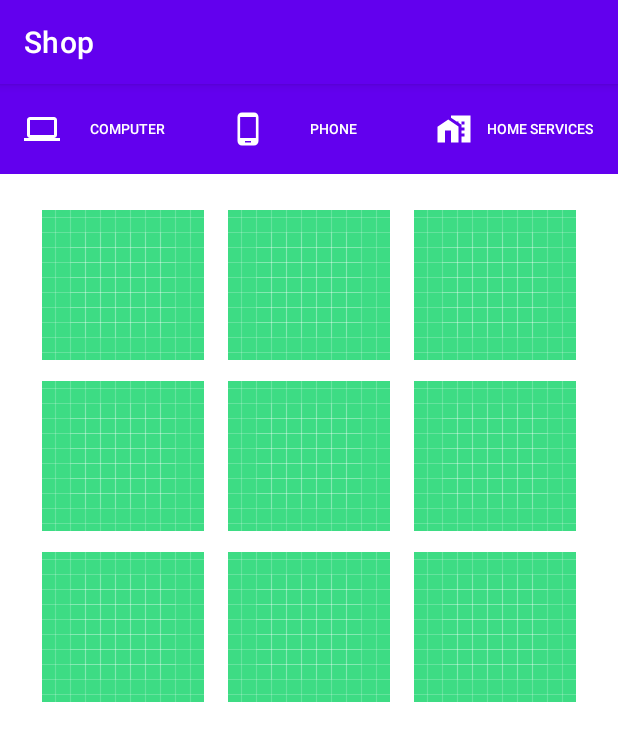
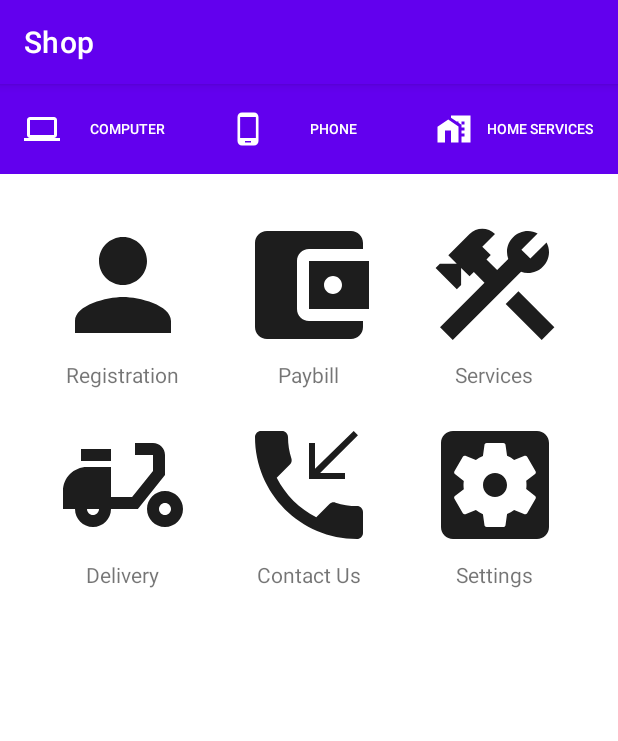
Before and after one commit to rjial/ppb_tugas6, an Android app: the screen it shows after launch (MainActivity), on a phone screen of 412 x 824 dp. Shown: the top 741 px of the screen. Run offline under Robolectric (Android 15) with nearby library versions, the phone set to English and light mode, and no system bars.

Commit message:
nambah item grid menu

```diff
--- a/app/src/main/java/com/rijal/shop/MainActivity.java
+++ b/app/src/main/java/com/rijal/shop/MainActivity.java
@@ -15,6 +15,5 @@ public class MainActivity extends AppCompatActivity {
         btnComputer = (Button) findViewById(R.id.btnComputer);
         btnPhone = (Button) findViewById(R.id.btnPhone);
         btnHomeServices = (Button) findViewById(R.id.btnHomeServices);
-
     }
 }
--- /dev/null
+++ b/app/src/main/res/drawable/contact_us.xml
@@ -0,0 +1,5 @@
+<vector android:autoMirrored="true" android:height="96dp"
+    android:tint="#1D1D1D" android:viewportHeight="24"
+    android:viewportWidth="24" android:width="96dp" xmlns:android="http://schemas.android.com/apk/res/android">
+    <path android:fillColor="@android:color/white" android:pathData="M6.62,10.79c1.44,2.83 3.76,5.14 6.59,6.59l2.2,-2.2c0.27,-0.27 0.67,-0.36 1.02,-0.24 1.12,0.37 2.33,0.57 3.57,0.57 0.55,0 1,0.45 1,1L21,20c0,0.55 -0.45,1 -1,1 -9.39,0 -17,-7.61 -17,-17 0,-0.55 0.45,-1 1,-1h3.5c0.55,0 1,0.45 1,1 0,1.25 0.2,2.45 0.57,3.57 0.11,0.35 0.03,0.74 -0.25,1.02l-2.2,2.2zM20.16,3.69l-0.71,-0.7L13,9.29L13,5h-1v6h6v-1h-4.15z"/>
+</vector>
--- /dev/null
+++ b/app/src/main/res/drawable/delivery.xml
@@ -0,0 +1,7 @@
+<vector android:height="96dp" android:tint="#1D1D1D"
+    android:viewportHeight="24" android:viewportWidth="24"
+    android:width="96dp" xmlns:android="http://schemas.android.com/apk/res/android">
+    <path android:fillColor="@android:color/white" android:pathData="M19,7c0,-1.1 -0.9,-2 -2,-2h-3v2h3v2.65L13.52,14H10V9H6c-2.21,0 -4,1.79 -4,4v3h2c0,1.66 1.34,3 3,3s3,-1.34 3,-3h4.48L19,10.35V7zM7,17c-0.55,0 -1,-0.45 -1,-1h2C8,16.55 7.55,17 7,17z"/>
+    <path android:fillColor="@android:color/white" android:pathData="M5,6h5v2h-5z"/>
+    <path android:fillColor="@android:color/white" android:pathData="M19,13c-1.66,0 -3,1.34 -3,3s1.34,3 3,3s3,-1.34 3,-3S20.66,13 19,13zM19,17c-0.55,0 -1,-0.45 -1,-1s0.45,-1 1,-1s1,0.45 1,1S19.55,17 19,17z"/>
+</vector>
--- /dev/null
+++ b/app/src/main/res/drawable/payment.xml
@@ -0,0 +1,5 @@
+<vector android:height="96dp" android:tint="#1D1D1D"
+    android:viewportHeight="24" android:viewportWidth="24"
+    android:width="96dp" xmlns:android="http://schemas.android.com/apk/res/android">
+    <path android:fillColor="@android:color/white" android:pathData="M21,18v1c0,1.1 -0.9,2 -2,2L5,21c-1.11,0 -2,-0.9 -2,-2L3,5c0,-1.1 0.89,-2 2,-2h14c1.1,0 2,0.9 2,2v1h-9c-1.11,0 -2,0.9 -2,2v8c0,1.1 0.89,2 2,2h9zM12,16h10L22,8L12,8v8zM16,13.5c-0.83,0 -1.5,-0.67 -1.5,-1.5s0.67,-1.5 1.5,-1.5 1.5,0.67 1.5,1.5 -0.67,1.5 -1.5,1.5z"/>
+</vector>
--- /dev/null
+++ b/app/src/main/res/drawable/registration_.xml
@@ -0,0 +1,5 @@
+<vector android:height="96dp" android:tint="#1D1D1D"
+    android:viewportHeight="24" android:viewportWidth="24"
+    android:width="96dp" xmlns:android="http://schemas.android.com/apk/res/android">
+    <path android:fillColor="@android:color/white" android:pathData="M12,12c2.21,0 4,-1.79 4,-4s-1.79,-4 -4,-4 -4,1.79 -4,4 1.79,4 4,4zM12,14c-2.67,0 -8,1.34 -8,4v2h16v-2c0,-2.66 -5.33,-4 -8,-4z"/>
+</vector>
--- /dev/null
+++ b/app/src/main/res/drawable/services.xml
@@ -0,0 +1,6 @@
+<vector android:height="96dp" android:tint="#1D1D1D"
+    android:viewportHeight="24" android:viewportWidth="24"
+    android:width="96dp" xmlns:android="http://schemas.android.com/apk/res/android">
+    <path android:fillColor="@android:color/white" android:pathData="M13.7827,15.1719l2.1213,-2.1213l5.9962,5.9962l-2.1213,2.1213z"/>
+    <path android:fillColor="@android:color/white" android:pathData="M17.5,10c1.93,0 3.5,-1.57 3.5,-3.5c0,-0.58 -0.16,-1.12 -0.41,-1.6l-2.7,2.7L16.4,6.11l2.7,-2.7C18.62,3.16 18.08,3 17.5,3C15.57,3 14,4.57 14,6.5c0,0.41 0.08,0.8 0.21,1.16l-1.85,1.85l-1.78,-1.78l0.71,-0.71L9.88,5.61L12,3.49c-1.17,-1.17 -3.07,-1.17 -4.24,0L4.22,7.03l1.41,1.41H2.81L2.1,9.15l3.54,3.54l0.71,-0.71V9.15l1.41,1.41l0.71,-0.71l1.78,1.78l-7.41,7.41l2.12,2.12L16.34,9.79C16.7,9.92 17.09,10 17.5,10z"/>
+</vector>
--- /dev/null
+++ b/app/src/main/res/drawable/settings.xml
@@ -0,0 +1,5 @@
+<vector android:height="96dp" android:tint="#1D1D1D"
+    android:viewportHeight="24" android:viewportWidth="24"
+    android:width="96dp" xmlns:android="http://schemas.android.com/apk/res/android">
+    <path android:fillColor="@android:color/white" android:pathData="M12,10c-1.1,0 -2,0.9 -2,2s0.9,2 2,2 2,-0.9 2,-2 -0.9,-2 -2,-2zM19,3L5,3c-1.11,0 -2,0.9 -2,2v14c0,1.1 0.89,2 2,2h14c1.11,0 2,-0.9 2,-2L21,5c0,-1.1 -0.89,-2 -2,-2zM17.25,12c0,0.23 -0.02,0.46 -0.05,0.68l1.48,1.16c0.13,0.11 0.17,0.3 0.08,0.45l-1.4,2.42c-0.09,0.15 -0.27,0.21 -0.43,0.15l-1.74,-0.7c-0.36,0.28 -0.76,0.51 -1.18,0.69l-0.26,1.85c-0.03,0.17 -0.18,0.3 -0.35,0.3h-2.8c-0.17,0 -0.32,-0.13 -0.35,-0.29l-0.26,-1.85c-0.43,-0.18 -0.82,-0.41 -1.18,-0.69l-1.74,0.7c-0.16,0.06 -0.34,0 -0.43,-0.15l-1.4,-2.42c-0.09,-0.15 -0.05,-0.34 0.08,-0.45l1.48,-1.16c-0.03,-0.23 -0.05,-0.46 -0.05,-0.69 0,-0.23 0.02,-0.46 0.05,-0.68l-1.48,-1.16c-0.13,-0.11 -0.17,-0.3 -0.08,-0.45l1.4,-2.42c0.09,-0.15 0.27,-0.21 0.43,-0.15l1.74,0.7c0.36,-0.28 0.76,-0.51 1.18,-0.69l0.26,-1.85c0.03,-0.17 0.18,-0.3 0.35,-0.3h2.8c0.17,0 0.32,0.13 0.35,0.29l0.26,1.85c0.43,0.18 0.82,0.41 1.18,0.69l1.74,-0.7c0.16,-0.06 0.34,0 0.43,0.15l1.4,2.42c0.09,0.15 0.05,0.34 -0.08,0.45l-1.48,1.16c0.03,0.23 0.05,0.46 0.05,0.69z"/>
+</vector>
--- a/app/src/main/res/layout/activity_main.xml
+++ b/app/src/main/res/layout/activity_main.xml
@@ -82,100 +82,109 @@
                     android:layout_width="0dp"
                     android:layout_height="wrap_content"
                     android:layout_columnWeight="1"
-                    android:layout_marginBottom="10dp">
+                    android:layout_marginBottom="10dp"
+                    android:orientation="vertical">
                     <ImageButton
                         android:layout_width="match_parent"
                         android:layout_height="100dp"
-                        android:src="@drawable/ic_launcher_background"
+                        android:src="@drawable/registration_"
+                        android:background="@color/white"
                         />
+                    <TextView
+                        android:layout_width="wrap_content"
+                        android:layout_height="wrap_content"
+                        android:text="@string/registration"
+                        android:layout_gravity="center_horizontal"/>
                 </LinearLayout>
                 <LinearLayout
                     android:layout_width="0dp"
                     android:layout_height="wrap_content"
                     android:layout_columnWeight="1"
-                    android:layout_marginBottom="10dp">
+                    android:layout_marginBottom="10dp"
+                    android:orientation="vertical">
                     <ImageButton
                         android:layout_width="match_parent"
                         android:layout_height="100dp"
-                        android:src="@drawable/ic_launcher_background"
+                        android:src="@drawable/payment"
+                        android:background="@color/white"
                         />
+                    <TextView
+                        android:layout_width="wrap_content"
+                        android:layout_height="wrap_content"
+                        android:text="@string/paybill"
+                        android:layout_gravity="center_horizontal"/>
                 </LinearLayout>
                 <LinearLayout
                     android:layout_width="0dp"
                     android:layout_height="wrap_content"
                     android:layout_columnWeight="1"
-                    android:layout_marginBottom="10dp">
+                    android:layout_marginBottom="10dp"
+                    android:orientation="vertical">
                     <ImageButton
                         android:layout_width="match_parent"
                         android:layout_height="100dp"
-                        android:src="@drawable/ic_launcher_background"
+                        android:src="@drawable/services"
+                        android:background="@color/white"
                         />
+                    <TextView
+                        android:layout_width="wrap_content"
+                        android:layout_height="wrap_content"
+                        android:text="@string/services"
+                        android:layout_gravity="center_horizontal"/>
                 </LinearLayout>
                 <LinearLayout
                     android:layout_width="0dp"
                     android:layout_height="wrap_content"
                     android:layout_columnWeight="1"
-                    android:layout_marginBottom="10dp">
+                    android:layout_marginBottom="10dp"
+                    android:orientation="vertical">
                     <ImageButton
                         android:layout_width="match_parent"
                         android:layout_height="100dp"
-                        android:src="@drawable/ic_launcher_background"
+                        android:src="@drawable/delivery"
+                        android:background="@color/white"
                         />
+                    <TextView
+                        android:layout_width="wrap_content"
+                        android:layout_height="wrap_content"
+                        android:text="@string/delivery"
+                        android:layout_gravity="center_horizontal"/>
                 </LinearLayout>
                 <LinearLayout
                     android:layout_width="0dp"
                     android:layout_height="wrap_content"
                     android:layout_columnWeight="1"
-                    android:layout_marginBottom="10dp">
+                    android:layout_marginBottom="10dp"
+                    android:orientation="vertical">
                     <ImageButton
                         android:layout_width="match_parent"
                         android:layout_height="100dp"
-                        android:src="@drawable/ic_launcher_background"
+                        android:src="@drawable/contact_us"
+                        android:background="@color/white"
                         />
+                    <TextView
+                        android:layout_width="wrap_content"
+                        android:layout_height="wrap_content"
+                        android:text="@string/contact_us"
+                        android:layout_gravity="center_horizontal"/>
                 </LinearLayout>
                 <LinearLayout
                     android:layout_width="0dp"
                     android:layout_height="wrap_content"
                     android:layout_columnWeight="1"
-                    android:layout_marginBottom="10dp">
+                    android:layout_marginBottom="10dp"
+                    android:orientation="vertical">
                     <ImageButton
                         android:layout_width="match_parent"
                         android:layout_height="100dp"
-                        android:src="@drawable/ic_launcher_background"
+                        android:src="@drawable/settings"
+                        android:background="@color/white"
                         />
-                </LinearLayout>
-                <LinearLayout
-                    android:layout_width="0dp"
-                    android:layout_height="wrap_content"
-                    android:layout_columnWeight="1"
-                    android:layout_marginBottom="10dp">
-                    <ImageButton
-                        android:layout_width="match_parent"
-                        android:layout_height="100dp"
-                        android:src="@drawable/ic_launcher_background"
-                        />
-                </LinearLayout>
-                <LinearLayout
-                    android:layout_width="0dp"
-                    android:layout_height="wrap_content"
-                    android:layout_columnWeight="1"
-                    android:layout_marginBottom="10dp">
-                    <ImageButton
-                        android:layout_width="match_parent"
-                        android:layout_height="100dp"
-                        android:src="@drawable/ic_launcher_background"
-                        />
-                </LinearLayout>
-                <LinearLayout
-                    android:layout_width="0dp"
-                    android:layout_height="wrap_content"
-                    android:layout_columnWeight="1"
-                    android:layout_marginBottom="10dp">
-                    <ImageButton
-                        android:layout_width="match_parent"
-                        android:layout_height="100dp"
-                        android:src="@drawable/ic_launcher_background"
-                        />
+                    <TextView
+                        android:layout_width="wrap_content"
+                        android:layout_height="wrap_content"
+                        android:text="@string/settings"
+                        android:layout_gravity="center_horizontal"/>
                 </LinearLayout>
             </GridLayout>
         </LinearLayout>
--- a/app/src/main/res/values/strings.xml
+++ b/app/src/main/res/values/strings.xml
@@ -1,3 +1,9 @@
 <resources>
     <string name="app_name">Shop</string>
+    <string name="registration">Registration</string>
+    <string name="paybill">Paybill</string>
+    <string name="services">Services</string>
+    <string name="delivery">Delivery</string>
+    <string name="contact_us">Contact Us</string>
+    <string name="settings">Settings</string>
 </resources>
```
